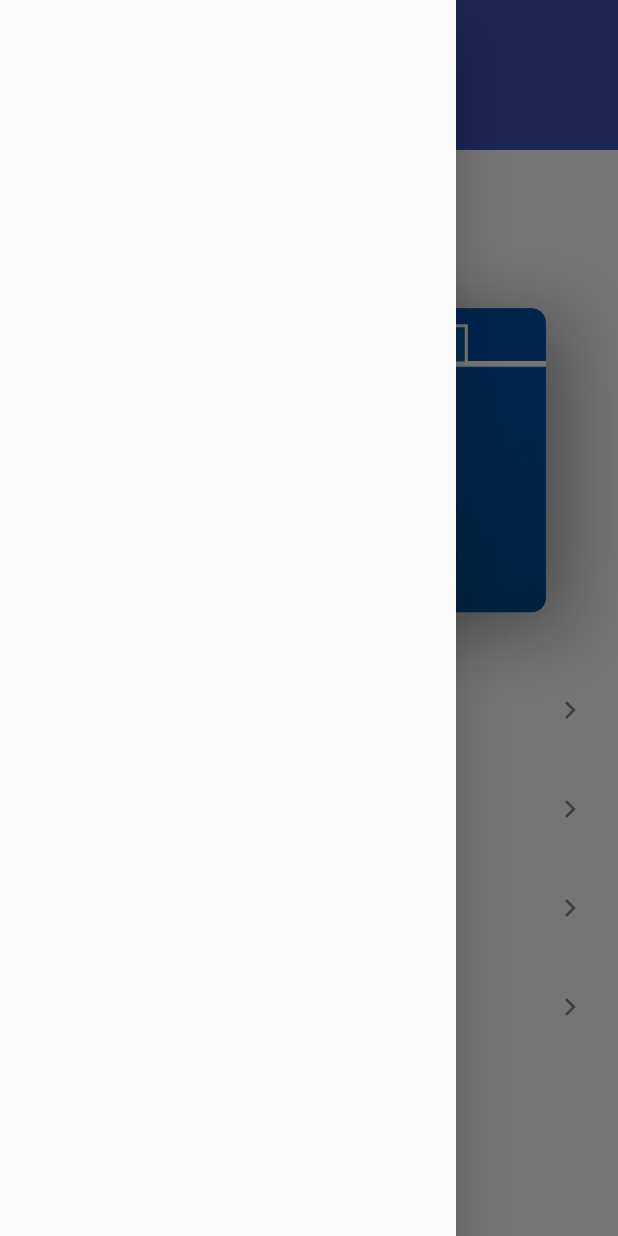
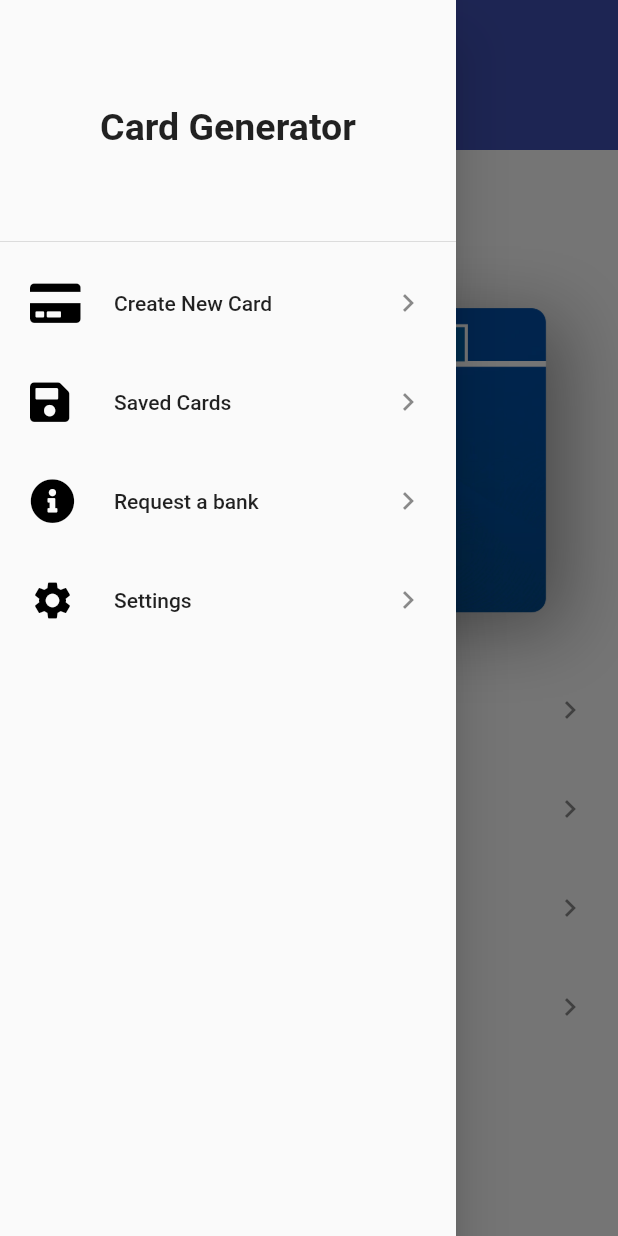
Before and after one commit to incrypto32/bankcardgen, a Flutter app: the screen it shows after launch, with the side drawer open, on a phone screen of 412 x 824 dp. Run offline on Flutter 3.47's test engine with Material 2 defaults, Android fonts, the light colour scheme and no system bars; our stand-ins replace font_awesome_flutter, permission_handler, simple_animations; missing offline and left inert: ext_storage.

Commit message:
adding drawer

```diff
--- a/lib/screens/HomeScreen.dart
+++ b/lib/screens/HomeScreen.dart
@@ -1,6 +1,7 @@
 import 'package:flutter/material.dart';
 import 'package:bankcardmaker/widgets/MainAppBar.dart';
 import 'package:bankcardmaker/widgets/MainColumn.dart';
+import 'package:bankcardmaker/widgets/MainDrawer.dart';
 
 class HomeScreen extends StatelessWidget {
   const HomeScreen({
@@ -10,7 +11,9 @@ class HomeScreen extends StatelessWidget {
   @override
   Widget build(BuildContext context) {
     return Scaffold(
-      drawer: Drawer(),
+      drawer: Drawer(
+        child: MainDrawer(),
+      ),
       backgroundColor: Theme.of(context).accentColor,
       appBar: MainAppBar(
         title: "Card Generater",
--- /dev/null
+++ b/lib/widgets/MainDrawer.dart
@@ -0,0 +1,100 @@
+import 'package:flutter/material.dart';
+import 'package:font_awesome_flutter/font_awesome_flutter.dart';
+
+
+class MainDrawer extends StatelessWidget{
+  @override
+  Widget build(BuildContext context) {
+
+  final listTileContentPadding =
+        EdgeInsets.symmetric(vertical: 5, horizontal: 20);
+    return ListView(
+      children: [
+        DrawerHeader(child: Center(child: Text("Card Generator", style: Theme.of(context).textTheme.headline6.copyWith(
+                    fontSize: 25,
+                    fontWeight: FontWeight.bold,
+                  ),),),),
+        Column(
+                children: [
+                  // Row(
+                  //   children: [
+                  //     Expanded(
+                  //         child: Column(
+                  //       children: [
+                  //         FaIcon(
+                  //           FontAwesomeIcons.idCard,
+                  //           size: 40,
+                  //         ),
+                  //         Divider(
+                  //           indent: 5,
+                  //           endIndent: 5,
+                  //         ),
+                  //         Text("Add New Card")
+                  //       ],
+                  //     )),
+                  //     Expanded(
+                  //         child: Column(
+                  //       children: [
+                  //         FaIcon(
+                  //           FontAwesomeIcons.save,
+                  //           size: 40,
+                  //         ),
+                  //         Divider(
+                  //           indent: 5,
+                  //           endIndent: 5,
+                  //         ),
+                  //         Text("Saved Cards")
+                  //       ],
+                  //     ))
+                  //   ],
+                  // ),
+                  ListTile(
+                    enabled: true,
+                    onTap: () =>
+                        Navigator.of(context).pushNamed('/form_screen'),
+                    contentPadding: listTileContentPadding,
+                    leading: FaIcon(
+                      FontAwesomeIcons.solidCreditCard,
+                      color: Colors.black,
+                      size: 30,
+                    ),
+                    title: Text("Create New Card"),
+                    trailing: Icon(Icons.chevron_right),
+                  ),
+                  ListTile(
+                    contentPadding: listTileContentPadding,
+                    leading: FaIcon(
+                      FontAwesomeIcons.solidSave,
+                      color: Colors.black,
+                      size: 30,
+                    ),
+                    title: Text("Saved Cards"),
+                    trailing: Icon(Icons.chevron_right),
+                  ),
+                  ListTile(
+                    contentPadding: listTileContentPadding,
+                    leading: FaIcon(
+                      FontAwesomeIcons.infoCircle,
+                      color: Colors.black,
+                      size: 30,
+                    ),
+                    title: Text("Request a bank"),
+                    trailing: Icon(Icons.chevron_right),
+                  ),
+                  ListTile(
+                    contentPadding: listTileContentPadding,
+                    leading: FaIcon(
+                      Icons.settings,
+                      color: Colors.black,
+                      size: 30,
+                    ),
+                    title: Text("Settings"),
+                    trailing: Icon(Icons.chevron_right),
+                  ),
+                ],
+              ),
+      ],
+    );
+  }
+
+}
```
